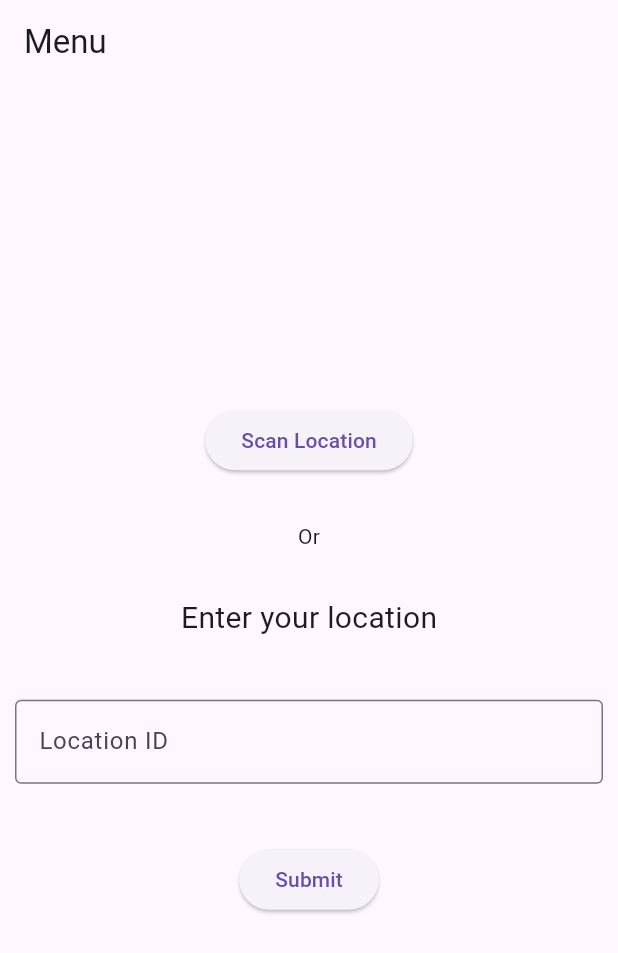
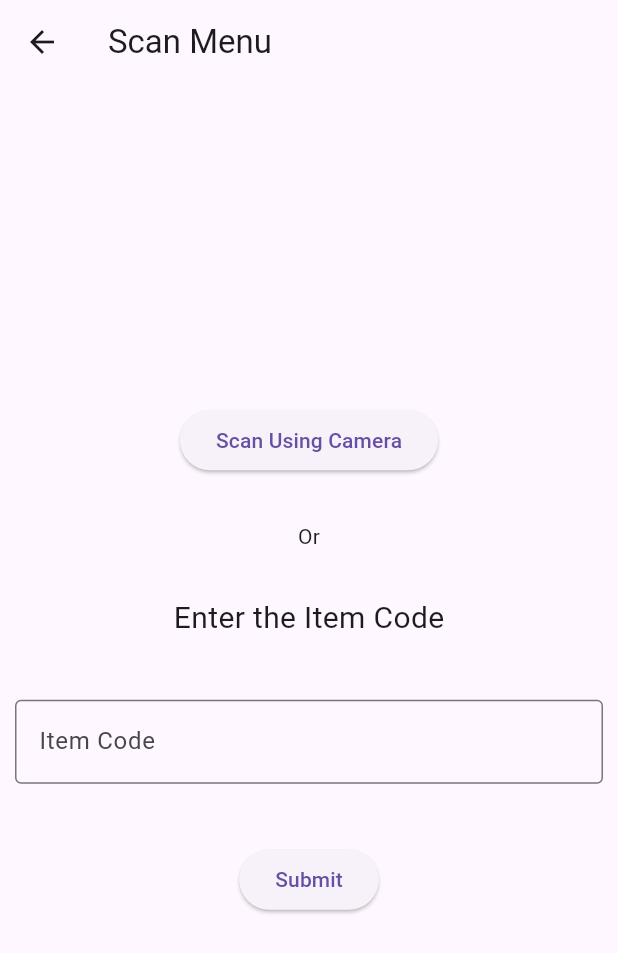
Before and after one commit to avishka-sathyanjana/flutter_scanner, a Flutter app: the screen it shows after launch, after a tap on "Submit", on a phone screen of 412 x 824 dp. Shown: the top 953 px of the screen. Run offline on Flutter 3.47's test engine with Material 3 defaults, Android fonts, the phone set to English and light mode, and no system bars; missing offline and left inert: mobile_scanner.

Commit message:
feat: add the item scanner screen

```diff
--- a/lib/mark_item_menu.dart
+++ b/lib/location_menu_screen.dart
@@ -1,5 +1,6 @@
 import 'package:flutter/material.dart';
 import 'package:flutter_mobile_barcode_qrcode_scanner/results_screen.dart';
+import 'package:flutter_mobile_barcode_qrcode_scanner/scanner_menu_screen.dart';
 import 'package:mobile_scanner/mobile_scanner.dart';
 
 class LocationScreen extends StatefulWidget {
@@ -112,7 +113,12 @@ class LocationForm extends StatelessWidget{
 
           ElevatedButton(
             onPressed: (){
-
+              Navigator.push(
+                context,
+                MaterialPageRoute(
+                    builder: (context) => const ScannerMenuScreen()
+                ),
+              );
             },
             child: const Text('Submit'),
           ),
--- a/lib/main.dart
+++ b/lib/main.dart
@@ -1,5 +1,5 @@
 import 'package:flutter/material.dart';
-import 'package:flutter_mobile_barcode_qrcode_scanner/mark_item_menu.dart';
+import 'package:flutter_mobile_barcode_qrcode_scanner/location_menu_screen.dart';
 import 'package:flutter_mobile_barcode_qrcode_scanner/qr_scanner.dart';
 import 'package:flutter_mobile_barcode_qrcode_scanner/selection_screen.dart';
 
--- /dev/null
+++ b/lib/scanner_menu_screen.dart
@@ -0,0 +1,108 @@
+import 'package:flutter/material.dart';
+import 'package:flutter_mobile_barcode_qrcode_scanner/qr_scanner.dart';
+
+
+class ScannerMenuScreen extends StatelessWidget {
+  const ScannerMenuScreen({super.key});
+
+  @override
+  Widget build(BuildContext context) {
+    return Scaffold(
+      appBar: AppBar(
+        title: const Text('Scan Menu'),
+      ),
+      body: Center(
+
+          child: Column(
+              mainAxisAlignment: MainAxisAlignment.center,
+              children: [
+                ElevatedButton(
+
+                  child: const Text('Scan Using Camera'),
+                  onPressed: () {
+                    Navigator.push(
+                      context,
+                      MaterialPageRoute(
+                          builder: (context) => const QRScanner()
+                      ),
+                    );
+                  },
+                ),
+                // add a space
+                const SizedBox(height: 30),
+
+                //add text 'Or'
+                const Text('Or'),
+
+                const SizedBox(height: 30),
+                // add a button
+
+                //     adding the input form
+                ItemForm(),
+              ]
+            //
+          )
+      ),
+    );
+  }
+}
+
+class ItemForm extends StatelessWidget{
+  const ItemForm({Key? key});
+
+  @override
+  Widget build(BuildContext context){
+    return Column(
+        children: [
+          const Text(
+            'Enter the Item Code',
+            style: TextStyle(fontSize: 20),
+          ),
+          const SizedBox(height: 20),
+
+          const Padding(
+            padding: EdgeInsets.symmetric(horizontal: 10, vertical:20),
+            child: TextField(
+              decoration: InputDecoration(
+                border: OutlineInputBorder(),
+                // contentPadding: EdgeInsets.symmetric(horizontal: 20, vertical: 10),
+                labelText: 'Item Code',
+              ),
+            ),
+
+          ),
+
+          const SizedBox(height: 20),
+
+          ElevatedButton(
+            onPressed: (){
+
+            },
+            child: const Text('Submit'),
+          ),
+        ]
+    );
+  }
+}
+
+class SecondRoute extends StatelessWidget {
+  const SecondRoute({super.key});
+
+  @override
+  Widget build(BuildContext context) {
+    return Scaffold(
+      appBar: AppBar(
+        title: const Text('Second Route'),
+      ),
+      body: Center(
+        child: ElevatedButton(
+          //go to the previous window
+          onPressed: () {
+            Navigator.pop(context);
+          },
+          child: const Text('Go back!'),
+        ),
+      ),
+    );
+  }
+}
```
